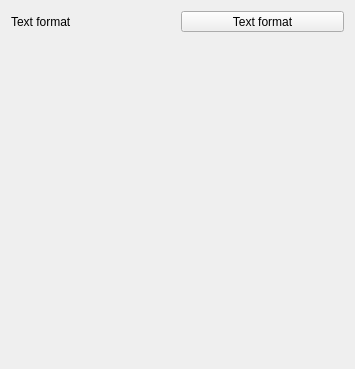
First picture: the form in src/ui/symbollayer/qgslinearreferencingsymbollayerwidgetbase.ui, repository nyalldawson/QGIS, before the edit.
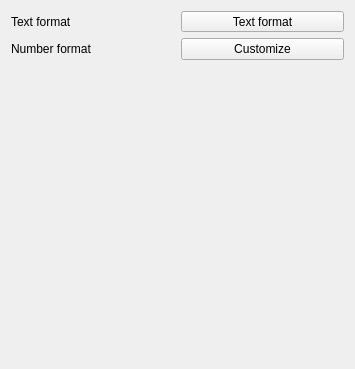
Second picture: the form after the edit. Custom widgets are drawn as their Qt base class.

Commit message: Numeric format

Patch:
```diff
--- a/src/ui/symbollayer/qgslinearreferencingsymbollayerwidgetbase.ui
+++ b/src/ui/symbollayer/qgslinearreferencingsymbollayerwidgetbase.ui
@@ -13,14 +13,7 @@
   <property name="windowTitle">
    <string notr="true">Linear Referencing Symbol Layer</string>
   </property>
-  <layout class="QGridLayout" name="gridLayout">
-   <item row="0" column="0">
-    <widget class="QLabel" name="label">
-     <property name="text">
-      <string>Text format</string>
-     </property>
-    </widget>
-   </item>
+  <layout class="QGridLayout" name="gridLayout" rowminimumheight="0,0,1">
    <item row="0" column="1">
     <widget class="QgsFontButton" name="mTextFormatButton">
      <property name="sizePolicy">
@@ -34,7 +27,14 @@
      </property>
     </widget>
    </item>
-   <item row="1" column="1">
+   <item row="0" column="0">
+    <widget class="QLabel" name="label">
+     <property name="text">
+      <string>Text format</string>
+     </property>
+    </widget>
+   </item>
+   <item row="2" column="1">
     <spacer name="verticalSpacer">
      <property name="orientation">
       <enum>Qt::Orientation::Vertical</enum>
@@ -47,6 +47,26 @@
      </property>
     </spacer>
    </item>
+   <item row="1" column="0">
+    <widget class="QLabel" name="mUnitLabelLabel_2">
+     <property name="text">
+      <string>Number format</string>
+     </property>
+     <property name="wordWrap">
+      <bool>true</bool>
+     </property>
+     <property name="buddy">
+      <cstring>mUnitLabelLineEdit</cstring>
+     </property>
+    </widget>
+   </item>
+   <item row="1" column="1">
+    <widget class="QPushButton" name="mNumberFormatPushButton">
+     <property name="text">
+      <string>Customize</string>
+     </property>
+    </widget>
+   </item>
   </layout>
  </widget>
  <customwidgets>
```
The commit also changes 6 other files.
